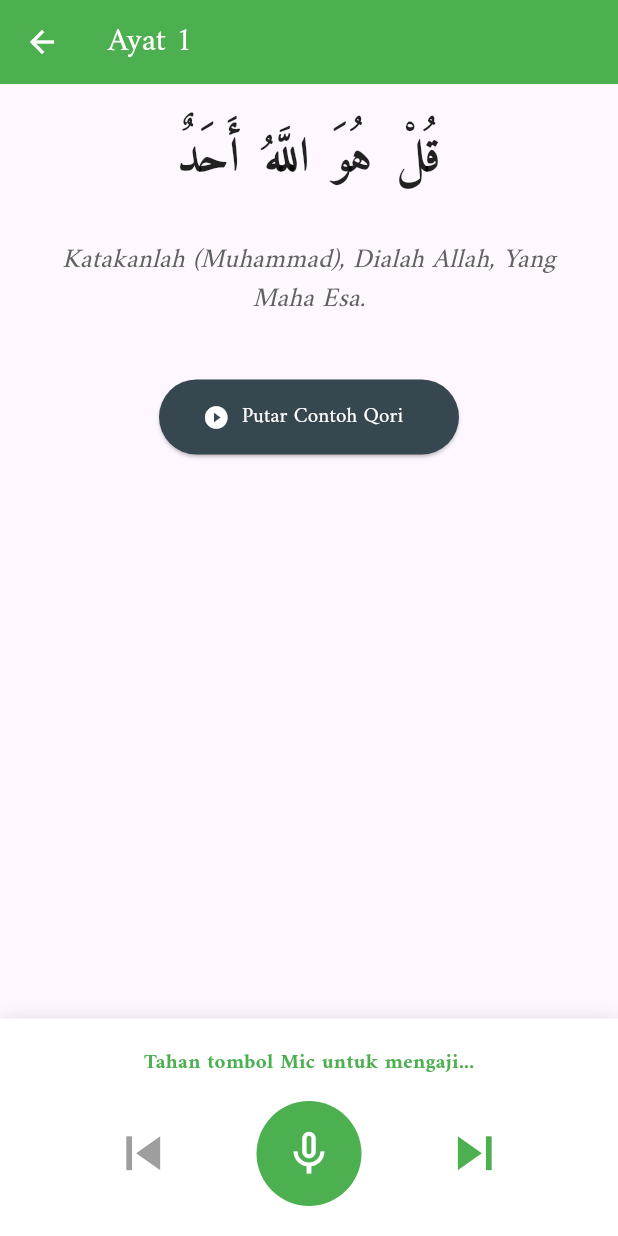
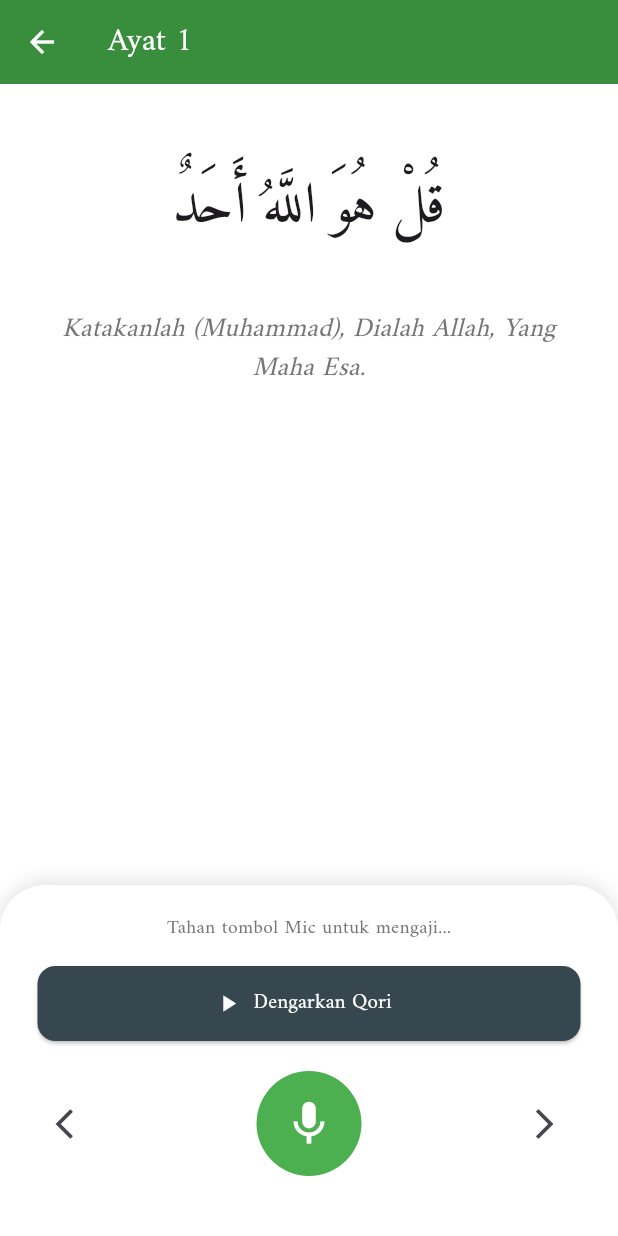
Before and after one commit to GrahadiM/quran_dev, a Flutter app: the PilihSuratScreen screen opened directly, after a tap on "112", on a phone screen of 412 x 824 dp. Run offline on Flutter 3.47's test engine with Material 3 defaults, Android fonts, the light colour scheme and no system bars; our stand-ins replace audioplayers, speech_to_text; missing offline and left inert: string_similarity.

Commit message:
update any scripts

```diff
--- a/lib/viewmodels/quran_viewmodel.dart
+++ b/lib/viewmodels/quran_viewmodel.dart
@@ -4,12 +4,12 @@ import 'package:flutter/material.dart';
 import 'package:flutter/services.dart';
 import 'package:audioplayers/audioplayers.dart';
 import 'package:speech_to_text/speech_to_text.dart';
+import 'package:string_similarity/string_similarity.dart';
 import '../models/quran_model.dart';
 
 class QuranViewModel extends ChangeNotifier {
   final SpeechToText _speech = SpeechToText();
   final AudioPlayer _audioPlayer = AudioPlayer();
-  Timer? _audioTimer;
 
   List<Ayat> _verses = [];
   int _currentIndex = 0;
@@ -17,96 +17,76 @@ class QuranViewModel extends ChangeNotifier {
   String _userSpeech = "";
   String _correctionStatus = "Tahan tombol Mic untuk mengaji...";
   bool _isLoading = false;
-  int _activeWordIndex = -1; // Getter untuk UI Highlighting
+
+  List<int> _errorIndices = [];
+  List<int> _successIndices = [];
+  double _accuracyScore = 0.0;
+
+  QuranViewModel() {
+    _audioPlayer.onPlayerStateChanged.listen((state) => notifyListeners());
+  }
 
   // Getters
   List<Ayat> get verses => _verses;
   int get currentIndex => _currentIndex;
   bool get isLoading => _isLoading;
   bool get isListening => _isListening;
+  String get userSpeech => _userSpeech;
   String get correctionStatus => _correctionStatus;
-  int get activeWordIndex => _activeWordIndex;
-  Ayat get currentAyat => _verses[_currentIndex];
+  List<int> get errorIndices => _errorIndices;
+  List<int> get successIndices => _successIndices;
+  double get accuracyScore => _accuracyScore;
   bool get isPlaying => _audioPlayer.state == PlayerState.playing;
 
-  Future<void> loadSurahData(String fileName) async {
+  Ayat get currentAyat => _verses.isNotEmpty
+      ? _verses[_currentIndex]
+      : Ayat(nomor: 0, teks: "", terjemahan: "", audioPath: "", segments: []);
+
+  Future<void> loadSurah(String fileName) async {
     _isLoading = true;
-    _currentIndex = 0;
-    _activeWordIndex = -1;
+    _verses = []; // Reset list agar UI menunjukkan loading yang bersih
     notifyListeners();
+
     try {
+      // PERBAIKAN: Sesuaikan path ke 'assets/data/' sesuai pubspec.yaml
       final String response = await rootBundle.loadString(
         'assets/data/$fileName',
       );
       final data = json.decode(response);
       _verses = (data['verses'] as List).map((i) => Ayat.fromJson(i)).toList();
+      _currentIndex = 0;
+      _resetFeedback();
     } catch (e) {
-      debugPrint("Error Load Data: $e");
-    }
-    _isLoading = false;
-    notifyListeners();
-  }
-
-  // Audio Fix: Play Full Ayat (Qori)
-  Future<void> playFullAudio(Ayat ayat) async {
-    await stopAllAudio();
-    await _audioPlayer.play(AssetSource(ayat.audioPath));
-    notifyListeners();
-  }
-
-  // Audio Fix: Play Per Kata dengan Timer Cancel agar tidak tumpang tindih
-  void playWordAudio(WordSegment seg, int index) async {
-    _audioTimer?.cancel(); // Menghentikan timer sebelumnya jika ada klik cepat
-    await _audioPlayer.stop(); // Hentikan audio yang sedang jalan
-
-    _activeWordIndex = index;
-    notifyListeners();
-
-    await _audioPlayer.play(AssetSource(currentAyat.audioPath));
-    await _audioPlayer.seek(Duration(milliseconds: seg.start));
-
-    _audioTimer = Timer(Duration(milliseconds: seg.end - seg.start), () {
-      _audioPlayer.stop();
-      _activeWordIndex = -1;
-      notifyListeners();
-    });
-  }
-
-  Future<void> stopAllAudio() async {
-    _audioTimer?.cancel();
-    _activeWordIndex = -1;
-    await _audioPlayer.stop();
-    notifyListeners();
-  }
-
-  // Navigasi
-  void nextAyat() {
-    if (_currentIndex < _verses.length - 1) {
-      _currentIndex++;
-      _activeWordIndex = -1;
-      _correctionStatus = "Tahan tombol Mic untuk mengaji...";
-      stopAllAudio();
+      debugPrint("Gagal memuat Surah: $e");
+    } finally {
+      _isLoading = false;
       notifyListeners();
     }
   }
 
-  void previousAyat() {
-    if (_currentIndex > 0) {
-      _currentIndex--;
-      _activeWordIndex = -1;
-      _correctionStatus = "Tahan tombol Mic untuk mengaji...";
-      stopAllAudio();
-      notifyListeners();
-    }
+  void _resetFeedback() {
+    _userSpeech = "";
+    _errorIndices.clear();
+    _successIndices.clear();
+    _accuracyScore = 0.0;
+    _correctionStatus = "Tahan tombol Mic untuk mengaji...";
   }
 
-  // Speech to Text
-  Future<void> startListening(Ayat ayat) async {
+  Future<void> playExampleAudio(Ayat ayat) async {
+    if (isPlaying) {
+      await _audioPlayer.stop();
+    } else {
+      // Pastikan audioPath di JSON sesuai dengan folder di pubspec
+      await _audioPlayer.play(AssetSource(ayat.audioPath));
+    }
+    notifyListeners();
+  }
+
+  void startListening(Ayat ayat) async {
     bool available = await _speech.initialize();
     if (available) {
       _isListening = true;
-      _userSpeech = "";
-      _correctionStatus = "Mendengarkan...";
+      _resetFeedback();
       notifyListeners();
 
       _speech.listen(
@@ -130,9 +110,71 @@ class QuranViewModel extends ChangeNotifier {
 
   void _analyzeReading(Ayat target) {
     _isListening = false;
-    if (_userSpeech.isNotEmpty) {
-      _correctionStatus = "Selesai Membaca";
+    _errorIndices.clear();
+    _successIndices.clear();
+
+    List<String> targetWords = target.teks.split(' ');
+    List<String> userWords = _userSpeech.split(' ');
+
+    for (int i = 0; i < targetWords.length; i++) {
+      String cleanTarget = _normalizeArabic(targetWords[i]);
+      bool foundCorrect = false;
+
+      for (String uw in userWords) {
+        String cleanUser = _normalizeArabic(uw);
+        if (cleanUser == cleanTarget ||
+            cleanUser.similarityTo(cleanTarget) > 0.6) {
+          foundCorrect = true;
+          break;
+        }
+      }
+
+      if (foundCorrect) {
+        _successIndices.add(i);
+      } else {
+        _errorIndices.add(i);
+      }
+    }
+
+    _accuracyScore = (_successIndices.length / targetWords.length) * 100;
+
+    if (_errorIndices.isEmpty && _successIndices.isNotEmpty) {
+      _correctionStatus =
+          "MasyaAllah! Akurasi: ${_accuracyScore.toStringAsFixed(0)}%";
+      HapticFeedback.lightImpact();
+    } else {
+      _correctionStatus =
+          "Akurasi: ${_accuracyScore.toStringAsFixed(0)}%. Perbaiki kata merah.";
+      HapticFeedback.vibrate();
     }
     notifyListeners();
   }
+
+  String _normalizeArabic(String text) {
+    return text
+        .replaceAll(RegExp(r'[\u064B-\u0652\u06D6-\u06ED]'), '')
+        .replaceAll(RegExp(r'[أإآٱ]'), 'ا')
+        .replaceAll('ى', 'ي')
+        .replaceAll('ة', 'ه')
+        .replaceAll(RegExp(r'[^\u0621-\u064A\s]'), '')
+        .trim();
+  }
+
+  void nextAyat() {
+    if (_currentIndex < _verses.length - 1) {
+      _currentIndex++;
+      _resetFeedback();
+      _audioPlayer.stop();
+      notifyListeners();
+    }
+  }
+
+  void previousAyat() {
+    if (_currentIndex > 0) {
+      _currentIndex--;
+      _resetFeedback();
+      _audioPlayer.stop();
+      notifyListeners();
+    }
+  }
 }
--- a/lib/views/detail_surah_screen.dart
+++ b/lib/views/detail_surah_screen.dart
@@ -1,5 +1,6 @@
 import 'package:flutter/material.dart';
 import 'package:provider/provider.dart';
+import 'dart:math';
 import '../viewmodels/quran_viewmodel.dart';
 
 class DetailSurahScreen extends StatelessWidget {
@@ -9,6 +10,7 @@ class DetailSurahScreen extends StatelessWidget {
   Widget build(BuildContext context) {
     final quranVM = Provider.of<QuranViewModel>(context);
 
+    // Tampilan Loading jika data belum siap
     if (quranVM.isLoading || quranVM.verses.isEmpty) {
       return const Scaffold(
         body: Center(child: CircularProgressIndicator(color: Colors.green)),
@@ -16,20 +18,14 @@ class DetailSurahScreen extends StatelessWidget {
     }
 
     final targetAyat = quranVM.currentAyat;
+    final words = targetAyat.teks.split(' ');
 
     return Scaffold(
+      backgroundColor: Colors.white,
       appBar: AppBar(
         title: Text("Ayat ${targetAyat.nomor}"),
-        backgroundColor: Colors.green,
+        backgroundColor: Colors.green[700],
         foregroundColor: Colors.white,
-        leading: IconButton(
-          icon: const Icon(Icons.arrow_back),
-          onPressed: () {
-            quranVM.stopListening();
-            quranVM.stopAllAudio();
-            Navigator.pop(context);
-          },
-        ),
       ),
       body: Column(
         children: [
@@ -38,78 +34,46 @@ class DetailSurahScreen extends StatelessWidget {
               padding: const EdgeInsets.all(25),
               child: Column(
                 children: [
-                  // Teks Arab dengan Highlight per kata
-                  Wrap(
+                  // Status Skor
+                  if (quranVM.accuracyScore > 0)
+                    _buildScoreBadge(quranVM.accuracyScore),
+
+                  const SizedBox(height: 20),
+
+                  // Area Teks Arab
+                  Directionality(
+                    textDirection: TextDirection.rtl,
+                    child: Wrap(
                       alignment: WrapAlignment.center,
-                    spacing: 8,
-                    runSpacing: 12,
-                    textDirection: TextDirection.rtl,
-                    children: List.generate(targetAyat.segments.length, (
-                      index,
-                    ) {
-                      final segment = targetAyat.segments[index];
-                      final bool isActive = quranVM.activeWordIndex == index;
+                      spacing: 10,
+                      runSpacing: 10,
+                      children: List.generate(words.length, (index) {
+                        Color wordColor = Colors.black87;
+                        if (quranVM.successIndices.contains(index))
+                          wordColor = Colors.green;
+                        if (quranVM.errorIndices.contains(index))
+                          wordColor = Colors.red;
 
-                      return GestureDetector(
-                        onTap: () => quranVM.playWordAudio(segment, index),
-                        child: AnimatedContainer(
-                          duration: const Duration(milliseconds: 200),
-                          padding: const EdgeInsets.symmetric(
-                            horizontal: 4,
-                            vertical: 2,
-                          ),
-                          decoration: BoxDecoration(
-                            color: isActive
-                                ? Colors.yellow.withOpacity(0.5)
-                                : Colors.transparent,
-                            borderRadius: BorderRadius.circular(4),
-                            border: isActive
-                                ? Border.all(color: Colors.orange, width: 1)
-                                : null,
-                          ),
-                          child: Text(
-                            segment.word,
-                            style: TextStyle(
-                              fontSize: 32,
-                              fontFamily:
-                                  'Amiri', // Pastikan font terdaftar di pubspec
-                              fontWeight: FontWeight.bold,
-                              color: isActive
-                                  ? Colors.green.shade900
-                                  : Colors.black87,
-                            ),
-                          ),
+                        return Text(
+                          words[index],
+                          style: const TextStyle(
+                            fontSize: 38,
+                            fontFamily: 'Amiri',
+                            height: 2,
                           ),
                         );
                       }),
                     ),
+                  ),
+
                   const SizedBox(height: 30),
                   Text(
                     targetAyat.terjemahan,
                     textAlign: TextAlign.center,
                     style: TextStyle(
                       fontSize: 18,
-                      color: Colors.grey[700],
+                      color: Colors.grey[600],
                       fontStyle: FontStyle.italic,
-                    ),
-                  ),
-                  const SizedBox(height: 40),
-
-                  // Tombol Putar Contoh Qori Full Ayat
-                  ElevatedButton.icon(
-                    onPressed: () => quranVM.playFullAudio(targetAyat),
-                    icon: Icon(
-                      quranVM.isPlaying
-                          ? Icons.stop_circle
-                          : Icons.play_circle_fill,
-                    ),
-                    label: Text(
-                      quranVM.isPlaying ? "Berhenti" : "Putar Contoh Qori",
-                    ),
-                    style: ElevatedButton.styleFrom(
-                      backgroundColor: Colors.blueGrey[800],
-                      foregroundColor: Colors.white,
-                      minimumSize: const Size(200, 50),
                     ),
                   ),
                 ],
@@ -117,72 +81,154 @@ class DetailSurahScreen extends StatelessWidget {
             ),
           ),
 
-          // Panel Kontrol Bawah
-          Container(
-            padding: const EdgeInsets.all(20),
+          if (quranVM.isListening) const WaveformAnimation(),
+          _buildControlPanel(context, quranVM, targetAyat),
+        ],
+      ),
+    );
+  }
+
+  Widget _buildScoreBadge(double score) {
+    return Container(
+      padding: const EdgeInsets.symmetric(horizontal: 20, vertical: 10),
+      decoration: BoxDecoration(
+        color: score > 80 ? Colors.green[50] : Colors.orange[50],
+        borderRadius: BorderRadius.circular(30),
+        border: Border.all(color: score > 80 ? Colors.green : Colors.orange),
+      ),
+      child: Text(
+        "Akurasi: ${score.toStringAsFixed(0)}%",
+        style: TextStyle(
+          fontWeight: FontWeight.bold,
+          color: score > 80 ? Colors.green[900] : Colors.orange[900],
+        ),
+      ),
+    );
+  }
+
+  Widget _buildControlPanel(
+    BuildContext context,
+    QuranViewModel quranVM,
+    targetAyat,
+  ) {
+    return Container(
+      padding: const EdgeInsets.fromLTRB(25, 20, 25, 40),
       decoration: BoxDecoration(
         color: Colors.white,
-              boxShadow: [BoxShadow(color: Colors.black12, blurRadius: 10)],
+        boxShadow: [
+          BoxShadow(
+            color: Colors.black12,
+            blurRadius: 10,
+            offset: Offset(0, -2),
+          ),
+        ],
+        borderRadius: const BorderRadius.vertical(top: Radius.circular(30)),
       ),
       child: Column(
         mainAxisSize: MainAxisSize.min,
         children: [
           Text(
             quranVM.correctionStatus,
-                  style: const TextStyle(
-                    fontWeight: FontWeight.bold,
-                    color: Colors.green,
+            style: TextStyle(color: Colors.grey[600], fontSize: 13),
+          ),
+          const SizedBox(height: 15),
+          ElevatedButton.icon(
+            onPressed: () => quranVM.playExampleAudio(targetAyat),
+            icon: Icon(quranVM.isPlaying ? Icons.stop : Icons.play_arrow),
+            label: Text(quranVM.isPlaying ? "Berhenti" : "Dengarkan Qori"),
+            style: ElevatedButton.styleFrom(
+              backgroundColor: quranVM.isPlaying
+                  ? Colors.red
+                  : Colors.blueGrey[800],
+              foregroundColor: Colors.white,
+              minimumSize: const Size(double.infinity, 50),
+              shape: RoundedRectangleBorder(
+                borderRadius: BorderRadius.circular(12),
               ),
             ),
-                const SizedBox(height: 15),
+          ),
+          const SizedBox(height: 20),
           Row(
-                  mainAxisAlignment: MainAxisAlignment.spaceEvenly,
+            mainAxisAlignment: MainAxisAlignment.spaceBetween,
             children: [
-                    // Button Previous
               IconButton(
-                      onPressed: quranVM.currentIndex > 0
-                          ? quranVM.previousAyat
-                          : null,
-                      icon: const Icon(Icons.skip_previous, size: 45),
-                      color: Colors.green,
-                      disabledColor: Colors.grey,
+                onPressed: quranVM.previousAyat,
+                icon: const Icon(Icons.arrow_back_ios),
               ),
-
-                    // Button Mic (Hold to talk)
               GestureDetector(
-                      onLongPressStart: (_) =>
-                          quranVM.startListening(targetAyat),
+                onLongPressStart: (_) => quranVM.startListening(targetAyat),
                 onLongPressEnd: (_) => quranVM.stopListening(),
                 child: CircleAvatar(
                   radius: 35,
                   backgroundColor: quranVM.isListening
                       ? Colors.red
                       : Colors.green,
-                        child: Icon(
-                          quranVM.isListening ? Icons.mic : Icons.mic_none,
-                          color: Colors.white,
-                          size: 35,
+                  child: const Icon(Icons.mic, color: Colors.white, size: 35),
                 ),
               ),
-                    ),
-
-                    // Button Next
               IconButton(
-                      onPressed:
-                          quranVM.currentIndex < quranVM.verses.length - 1
-                          ? quranVM.nextAyat
-                          : null,
-                      icon: const Icon(Icons.skip_next, size: 45),
-                      color: Colors.green,
-                      disabledColor: Colors.grey,
+                onPressed: quranVM.nextAyat,
+                icon: const Icon(Icons.arrow_forward_ios),
               ),
             ],
-                ),
-              ],
-            ),
           ),
         ],
       ),
     );
   }
 }
+
+// Widget Animasi Waveform Sederhana
+class WaveformAnimation extends StatefulWidget {
+  const WaveformAnimation({super.key});
+
+  @override
+  State<WaveformAnimation> createState() => _WaveformAnimationState();
+}
+
+class _WaveformAnimationState extends State<WaveformAnimation>
+    with SingleTickerProviderStateMixin {
+  late AnimationController _controller;
+
+  @override
+  void initState() {
+    super.initState();
+    _controller = AnimationController(
+      vsync: this,
+      duration: const Duration(milliseconds: 500),
+    )..repeat(reverse: true);
+  }
+
+  @override
+  Widget build(BuildContext context) {
+    return Container(
+      height: 60,
+      padding: const EdgeInsets.symmetric(vertical: 10),
+      child: Row(
+        mainAxisAlignment: MainAxisAlignment.center,
+        children: List.generate(15, (index) {
+          return AnimatedBuilder(
+            animation: _controller,
+            builder: (context, child) {
+              return Container(
+                margin: const EdgeInsets.symmetric(horizontal: 2),
+                width: 4,
+                height: 10 + (Random().nextDouble() * 40 * _controller.value),
+                decoration: BoxDecoration(
+                  color: Colors.red,
+                  borderRadius: BorderRadius.circular(5),
+                ),
+              );
+            },
+          );
+        }),
+      ),
+    );
+  }
+
+  @override
+  void dispose() {
+    _controller.dispose();
+    super.dispose();
+  }
+}
--- a/lib/views/pilih_surat_screen.dart
+++ b/lib/views/pilih_surat_screen.dart
@@ -16,9 +16,13 @@ class PilihSuratScreen extends StatelessWidget {
   Widget build(BuildContext context) {
     return Scaffold(
       appBar: AppBar(
-        title: const Text("Pilih Surat (Juz 30)"),
-        backgroundColor: Colors.green,
+        title: const Text(
+          "Pilih Surat (Juz 30)",
+          style: TextStyle(fontWeight: FontWeight.bold),
+        ),
+        backgroundColor: Colors.green[700],
         foregroundColor: Colors.white,
+        centerTitle: true,
       ),
       body: ListView.builder(
         itemCount: daftarSurat.length,
@@ -37,14 +41,16 @@ class PilihSuratScreen extends StatelessWidget {
             ),
             title: Text(
               surat['nama']!,
-              style: const TextStyle(fontWeight: FontWeight.w500),
+              style: const TextStyle(fontWeight: FontWeight.w600, fontSize: 18),
             ),
             subtitle: const Text("Juz 30"),
             trailing: const Icon(Icons.arrow_forward_ios, size: 16),
             onTap: () {
-              // Reset state dan muat data surat baru
+              // Mengambil instance QuranViewModel
               final quranVM = context.read<QuranViewModel>();
-              quranVM.loadSurahData(surat['file']!);
+
+              // FIX: Menggunakan 'loadSurah' sesuai dengan definisi di ViewModel terbaru
+              quranVM.loadSurah(surat['file']!);
 
               Navigator.push(
                 context,
```
Also changed, not shown: pubspec.yaml (+3 -54 lines). Lines whose indentation alone changed are shown as unchanged.
